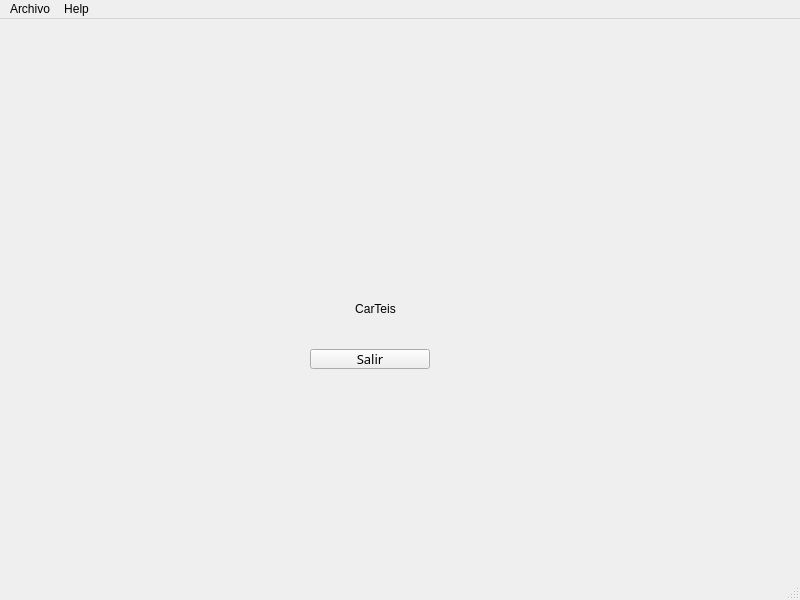
Before: the Qt Designer form MainWindow.ui in javierlago/lagoamoedo, drawn with Qt 5.
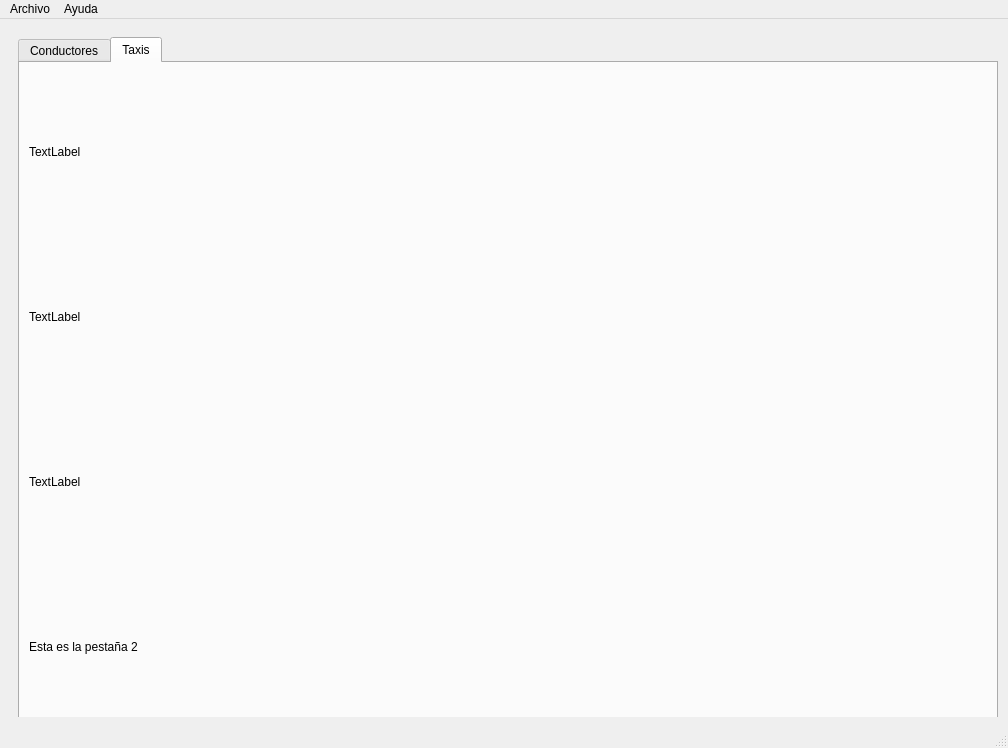
After: the same form once the commit is applied. Icons and pictures are not drawn.

What changed in the file:
```diff
--- a/MainWindow.ui
+++ b/MainWindow.ui
@@ -6,8 +6,8 @@
    <rect>
     <x>0</x>
     <y>0</y>
-    <width>800</width>
-    <height>600</height>
+    <width>1008</width>
+    <height>748</height>
    </rect>
   </property>
   <property name="sizePolicy">
@@ -22,94 +22,121 @@
     <height>600</height>
    </size>
   </property>
+  <property name="maximumSize">
+   <size>
+    <width>1920</width>
+    <height>1080</height>
+   </size>
+  </property>
   <property name="windowTitle">
    <string>CarTeis</string>
   </property>
+  <property name="windowIcon">
+   <iconset>
+    <normaloff>img/3986726-man-taxi-transport-icon_112967.svg</normaloff>img/3986726-man-taxi-transport-icon_112967.svg</iconset>
+  </property>
+  <property name="iconSize">
+   <size>
+    <width>35</width>
+    <height>35</height>
+   </size>
+  </property>
   <widget class="QWidget" name="centralwidget">
-   <widget class="QPushButton" name="btnSalir">
-    <property name="geometry">
-     <rect>
-      <x>310</x>
-      <y>330</y>
-      <width>120</width>
-      <height>20</height>
-     </rect>
-    </property>
-    <property name="sizePolicy">
-     <sizepolicy hsizetype="Fixed" vsizetype="Fixed">
-      <horstretch>0</horstretch>
-      <verstretch>0</verstretch>
-     </sizepolicy>
-    </property>
+   <layout class="QGridLayout" name="gridLayout_3">
+    <item row="1" column="0">
+     <widget class="QFrame" name="gridFrame">
+      <layout class="QGridLayout" name="gridLayout">
+       <item row="0" column="0">
+        <widget class="QTabWidget" name="tabPrincipal">
     <property name="minimumSize">
      <size>
-      <width>120</width>
-      <height>20</height>
-     </size>
-    </property>
-    <property name="maximumSize">
-     <size>
-      <width>116</width>
-      <height>20</height>
-     </size>
-    </property>
-    <property name="font">
-     <font>
-      <family>ProFont IIx Nerd Font Mono</family>
-      <pointsize>10</pointsize>
-     </font>
-    </property>
-    <property name="mouseTracking">
-     <bool>false</bool>
-    </property>
-    <property name="autoFillBackground">
-     <bool>false</bool>
-    </property>
-    <property name="text">
-     <string>Salir</string>
-    </property>
-   </widget>
-   <widget class="QLabel" name="lblTitle">
-    <property name="geometry">
-     <rect>
-      <x>260</x>
-      <y>280</y>
-      <width>231</width>
-      <height>20</height>
-     </rect>
-    </property>
+           <width>980</width>
+           <height>700</height>
+          </size>
+         </property>
+         <property name="tabPosition">
+          <enum>QTabWidget::North</enum>
+         </property>
+         <property name="tabShape">
+          <enum>QTabWidget::Rounded</enum>
+         </property>
+         <property name="currentIndex">
+          <number>1</number>
+         </property>
+         <widget class="QWidget" name="tabDrivers">
     <property name="sizePolicy">
-     <sizepolicy hsizetype="Expanding" vsizetype="Expanding">
+           <sizepolicy hsizetype="Preferred" vsizetype="Preferred">
       <horstretch>0</horstretch>
       <verstretch>0</verstretch>
      </sizepolicy>
     </property>
     <property name="minimumSize">
      <size>
-      <width>120</width>
-      <height>20</height>
-     </size>
-    </property>
-    <property name="maximumSize">
-     <size>
-      <width>240</width>
-      <height>40</height>
-     </size>
-    </property>
+            <width>974</width>
+            <height>0</height>
+           </size>
+          </property>
+          <attribute name="title">
+           <string>Conductores</string>
+          </attribute>
+          <layout class="QGridLayout" name="gridLayout_2">
+           <item row="0" column="0">
+            <widget class="QLabel" name="label">
+             <property name="text">
+              <string>TextLabel</string>
+             </property>
+            </widget>
+           </item>
+          </layout>
+         </widget>
+         <widget class="QWidget" name="tabCars">
+          <attribute name="title">
+           <string>Taxis</string>
+          </attribute>
+          <layout class="QGridLayout" name="gridLayout_4">
+           <item row="1" column="0">
+            <widget class="QLabel" name="label_4">
     <property name="text">
-     <string>CarTeis</string>
-    </property>
-    <property name="alignment">
-     <set>Qt::AlignCenter</set>
-    </property>
-   </widget>
+              <string>TextLabel</string>
+             </property>
+            </widget>
+           </item>
+           <item row="3" column="0">
+            <widget class="QLabel" name="label_2">
+             <property name="text">
+              <string>Esta es la pestaña 2</string>
+             </property>
+            </widget>
+           </item>
+           <item row="0" column="0">
+            <widget class="QLabel" name="label_3">
+             <property name="text">
+              <string>TextLabel</string>
+             </property>
+            </widget>
+           </item>
+           <item row="2" column="0">
+            <widget class="QLabel" name="label_5">
+             <property name="text">
+              <string>TextLabel</string>
+             </property>
+            </widget>
+           </item>
+          </layout>
+         </widget>
+        </widget>
+       </item>
+      </layout>
+     </widget>
+    </item>
+   </layout>
   </widget>
   <widget class="QMenuBar" name="menubar">
    <property name="geometry">
     <rect>
      <x>0</x>
      <y>0</y>
-     <width>800</width>
+     <width>1008</width>
      <height>21</height>
     </rect>
    </property>
@@ -121,7 +148,7 @@
    </widget>
    <widget class="QMenu" name="menuHelp">
     <property name="title">
-     <string>Help</string>
+     <string>Ayuda</string>
     </property>
     <addaction name="actionAcerca_de"/>
    </widget>
```
Left out of the diff: 2 changed lines with no effect on the pictures. Lines whose indentation alone changed are shown as unchanged.
